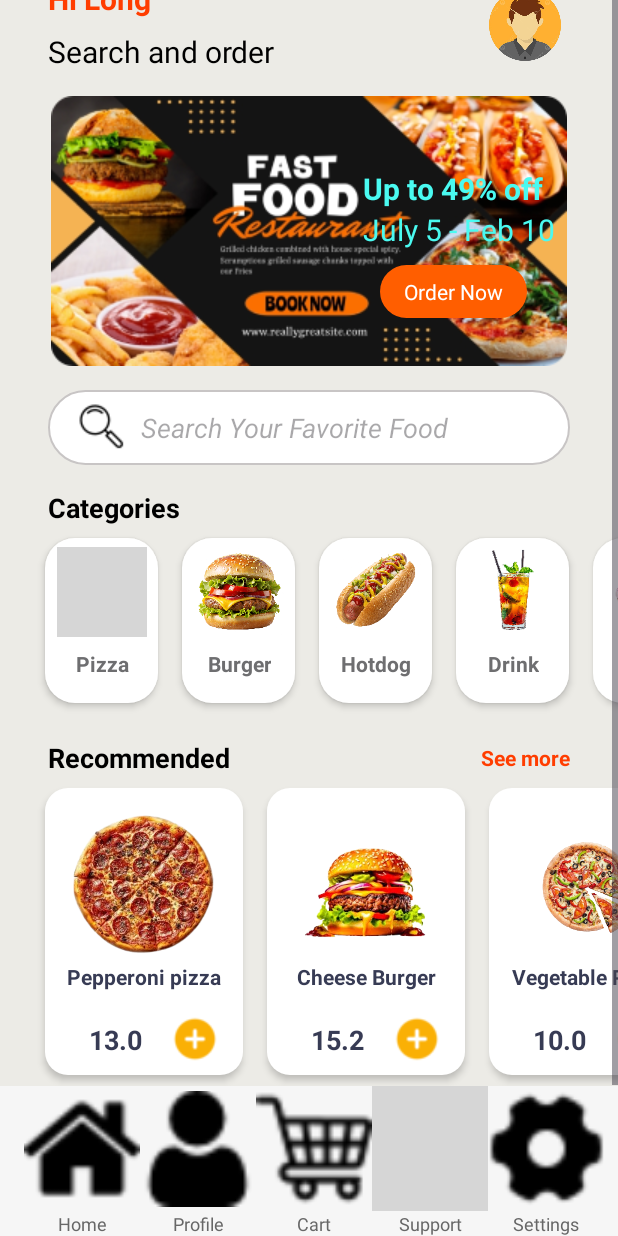
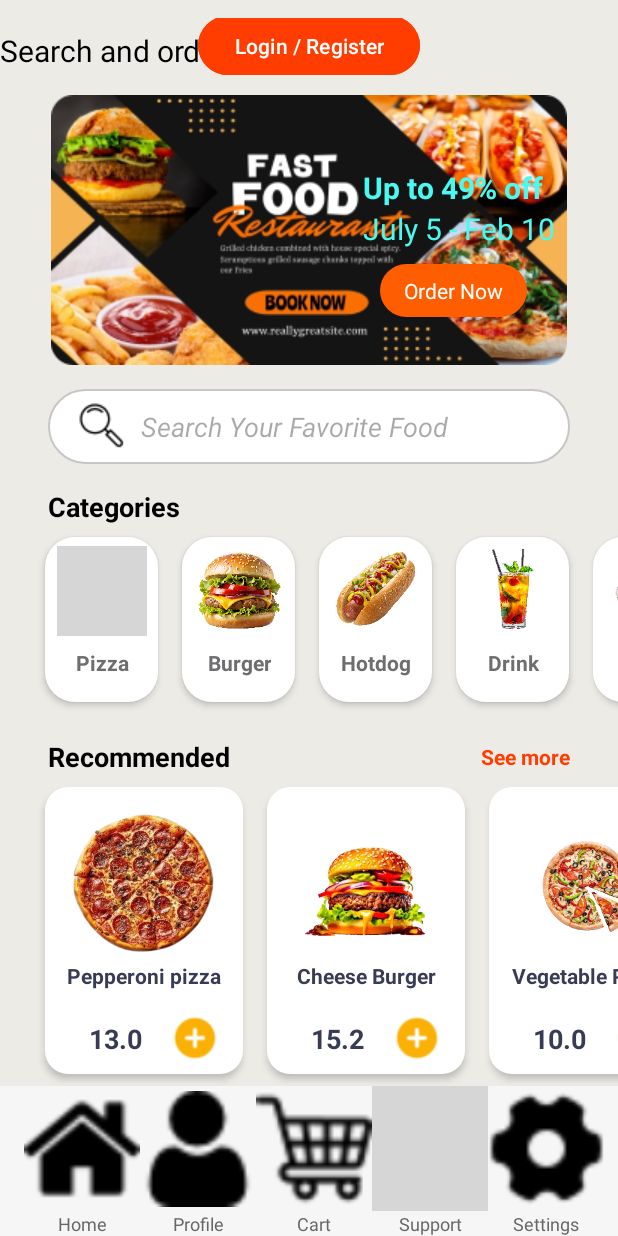
Before and after one commit to BeeHunter-247/food-application-prm392, an Android app: the MainActivity screen opened directly, with no data from a screen before it, on a phone screen of 412 x 824 dp. Run offline under Robolectric (Android 15) with nearby library versions, the phone set to English and light mode, and no system bars; grey boxes are pictures that could not be loaded.

Commit message:
Login logout sign up logic

```diff
--- a/app/src/main/java/com/longtn/foodapplication/activity/MainActivity.java
+++ b/app/src/main/java/com/longtn/foodapplication/activity/MainActivity.java
@@ -6,8 +6,11 @@ import android.text.Editable;
 import android.text.TextWatcher;
 import android.view.KeyEvent;
 import android.view.View;
+import android.widget.Button;
 import android.widget.EditText;
+import android.widget.ImageView;
 import android.widget.LinearLayout;
+import android.widget.TextView;
 
 import androidx.activity.EdgeToEdge;
 import androidx.appcompat.app.AppCompatActivity;
@@ -22,6 +25,7 @@ import com.longtn.foodapplication.adapter.CategoryAdapter;
 import com.longtn.foodapplication.adapter.RecommendedAdapter;
 import com.longtn.foodapplication.model.CategoryModel;
 import com.longtn.foodapplication.model.FoodModel;
+import android.content.SharedPreferences;
 
 import java.util.ArrayList;
 
@@ -31,11 +35,23 @@ public class MainActivity extends AppCompatActivity {
     private ArrayList<FoodModel> foodList;
     private EditText searchView;
 
+    private TextView greetingText;
+    private ImageView avatarImage;
+    private Button loginButton;
+
     @Override
     protected void onCreate(Bundle savedInstanceState) {
         super.onCreate(savedInstanceState);
         EdgeToEdge.enable(this);
         setContentView(R.layout.activity_main);
+
+        // Ánh xạ các view
+        greetingText = findViewById(R.id.textView5);
+        avatarImage = findViewById(R.id.imageView4);
+        loginButton = findViewById(R.id.loginBtn);
+
+        // Kiểm tra trạng thái đăng nhập và cập nhật UI
+        checkLoginStatus();
 
         recyclerViewCategory();
         recyclerViewPopular();
@@ -74,12 +90,54 @@ public class MainActivity extends AppCompatActivity {
         });
     }
 
+    private void checkLoginStatus() {
+        // --- GIẢ LẬP TRẠNG THÁI ĐĂNG NHẬP ---
+        // Trong một ứng dụng thực tế, bạn sẽ kiểm tra từ SharedPreferences, Firebase Auth, etc.
+        SharedPreferences sharedPreferences = getSharedPreferences("AppPrefs", MODE_PRIVATE);
+        boolean isUserLoggedIn = sharedPreferences.getBoolean("isLoggedIn", false); // Thay đổi thành true để xem trạng thái đã đăng nhập
 
+        if (isUserLoggedIn) {
+            // Nếu người dùng đã đăng nhập
+            String username = sharedPreferences.getString("username", "User"); // Đọc username, mặc định là "User"
+            greetingText.setText("Hi " + username);
+
+            greetingText.setVisibility(View.VISIBLE);
+            avatarImage.setVisibility(View.VISIBLE);
+            loginButton.setVisibility(View.GONE);
+            avatarImage.setOnClickListener(v -> {
+                logout();
+            });
+        } else {
+            // Nếu người dùng chưa đăng nhập
+            greetingText.setVisibility(View.GONE);
+            avatarImage.setVisibility(View.GONE);
+            loginButton.setVisibility(View.VISIBLE);
+
+            // Kích hoạt nút Login để mở LoginActivity
+            loginButton.setOnClickListener(v -> {
+                Intent intent = new Intent(MainActivity.this, LoginActivity.class);
+                startActivity(intent);
+            });
+        }
+    }
+    private void logout() {
+        // Xóa dữ liệu trong SharedPreferences
+        SharedPreferences sharedPreferences = getSharedPreferences("AppPrefs", MODE_PRIVATE);
+        SharedPreferences.Editor editor = sharedPreferences.edit();
+        editor.clear(); // Xóa tất cả dữ liệu đã lưu
+        editor.apply();
+
+        // Khởi động lại MainActivity để cập nhật UI
+        Intent intent = new Intent(MainActivity.this, MainActivity.class);
+        intent.addFlags(Intent.FLAG_ACTIVITY_CLEAR_TOP | Intent.FLAG_ACTIVITY_NEW_TASK | Intent.FLAG_ACTIVITY_CLEAR_TASK);
+        startActivity(intent);
+        finish();
+    }
     private void startSearchResultActivity(String query) {
         ArrayList<FoodModel> filterList = new ArrayList<>();
         for (FoodModel food : foodList) {
             if(food.getTitle().toLowerCase().contains(query.toLowerCase()) ||
-            food.getDescription().toLowerCase().contains(query.toLowerCase())) {
+                    food.getDescription().toLowerCase().contains(query.toLowerCase())) {
                 filterList.add(food);
             }
         }
--- a/app/src/main/res/layout/activity_main.xml
+++ b/app/src/main/res/layout/activity_main.xml
@@ -59,9 +59,8 @@
                     android:textSize="20sp"
                     android:textStyle="bold"
                     app:layout_constraintStart_toStartOf="parent"
-                    app:layout_constraintTop_toTopOf="parent" />
-
-                <TextView
+                    app:layout_constraintTop_toTopOf="parent"
+                    android:visibility="gone"  tools:visibility="visible" /> <TextView
                 android:id="@+id/textView6"
                 android:layout_width="wrap_content"
                 android:layout_height="wrap_content"
@@ -80,7 +79,18 @@
                     android:src="@drawable/avatar"
                     app:layout_constraintBottom_toBottomOf="@+id/textView6"
                     app:layout_constraintEnd_toEndOf="parent"
-                    app:layout_constraintTop_toTopOf="@+id/textView5" />
+                    app:layout_constraintTop_toTopOf="@+id/textView5"
+                    android:visibility="gone"  tools:visibility="visible" /> <Button
+                android:id="@+id/loginBtn"
+                android:layout_width="wrap_content"
+                android:layout_height="wrap_content"
+                android:text="Login / Register"
+                android:backgroundTint="#FF3D00"
+                app:layout_constraintStart_toStartOf="parent"
+                app:layout_constraintEnd_toEndOf="parent"
+                app:layout_constraintTop_toTopOf="@+id/textView5"
+                app:layout_constraintBottom_toBottomOf="@+id/textView6"
+                android:visibility="visible" />
 
                 <androidx.constraintlayout.widget.ConstraintLayout
                     android:id="@+id/constraintLayout"
```
Also changed, not shown: app/src/main/AndroidManifest.xml (+7 -0 lines). Lines whose indentation alone changed are shown as unchanged.
